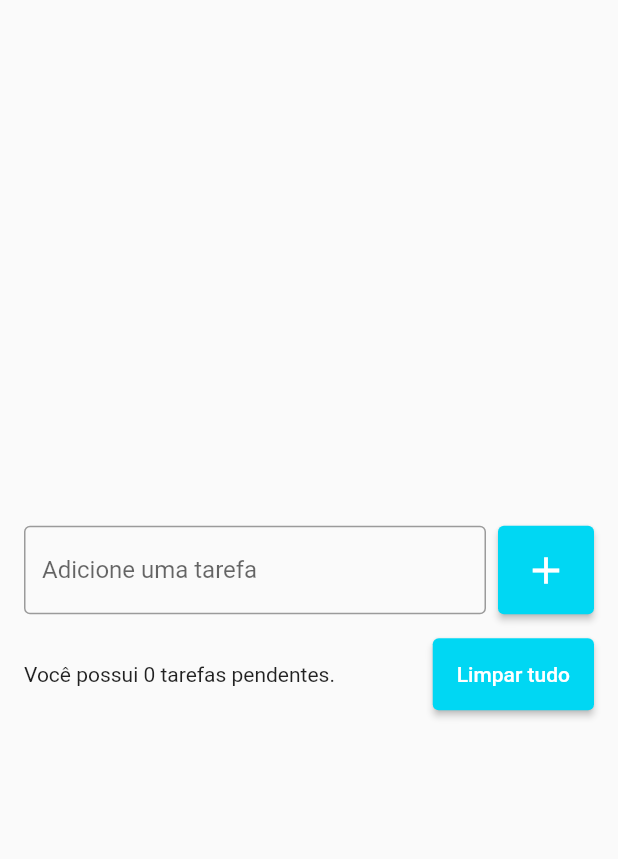
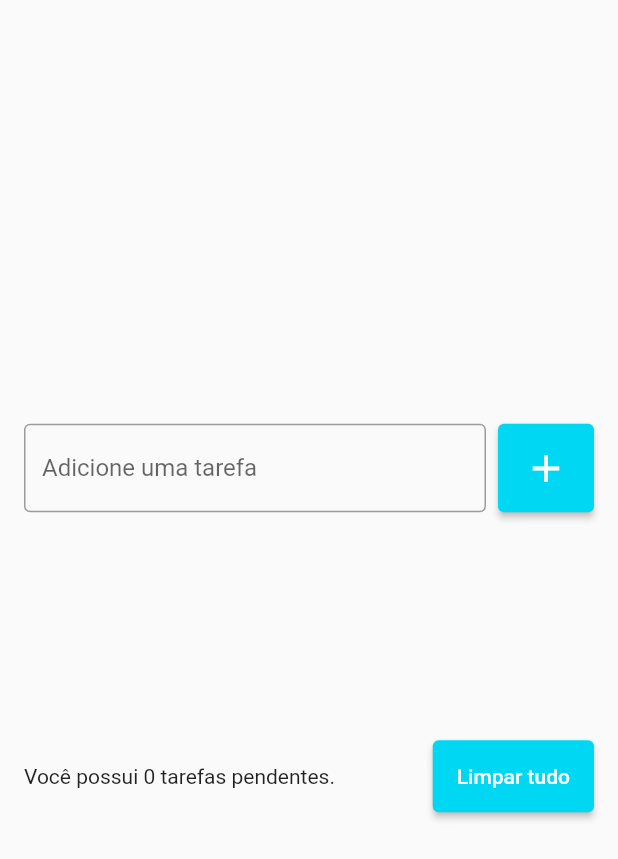
Before and after one commit to AlexandreFerreira97/todo_list, a Flutter app: the screen it shows after launch, on a phone screen of 412 x 824 dp. Shown: the top 859 px of the screen. Run offline on Flutter 3.47's test engine with Material 2 defaults, Android fonts, the phone set to English and light mode, and no system bars.

Commit message:
Update todo_list_page.dart

```diff
--- a/lib/pages/todo_list_page.dart
+++ b/lib/pages/todo_list_page.dart
@@ -38,6 +38,13 @@ class TodoListPage extends StatelessWidget {
                 ],
               ),
               const SizedBox(height: 16),
+              SizedBox(
+                height: 120,
+                child: ListView(
+                  children: [],
+                ),
+              ),
+              const SizedBox(height: 16),
               Row(
                 children: [
                   const Expanded(
```
